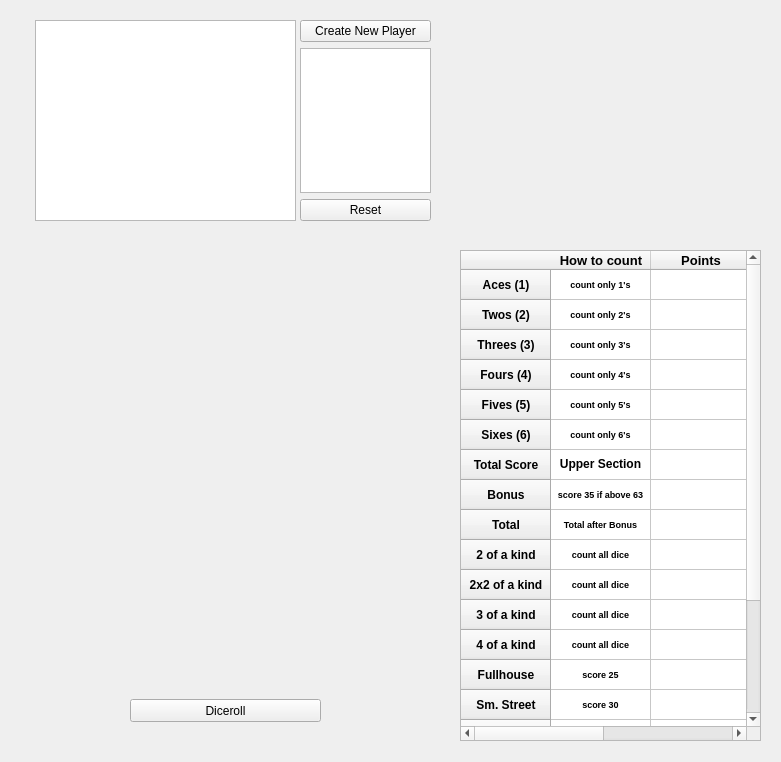
MoVo01/Kniffel, file GUI.ui: the form before one commit.
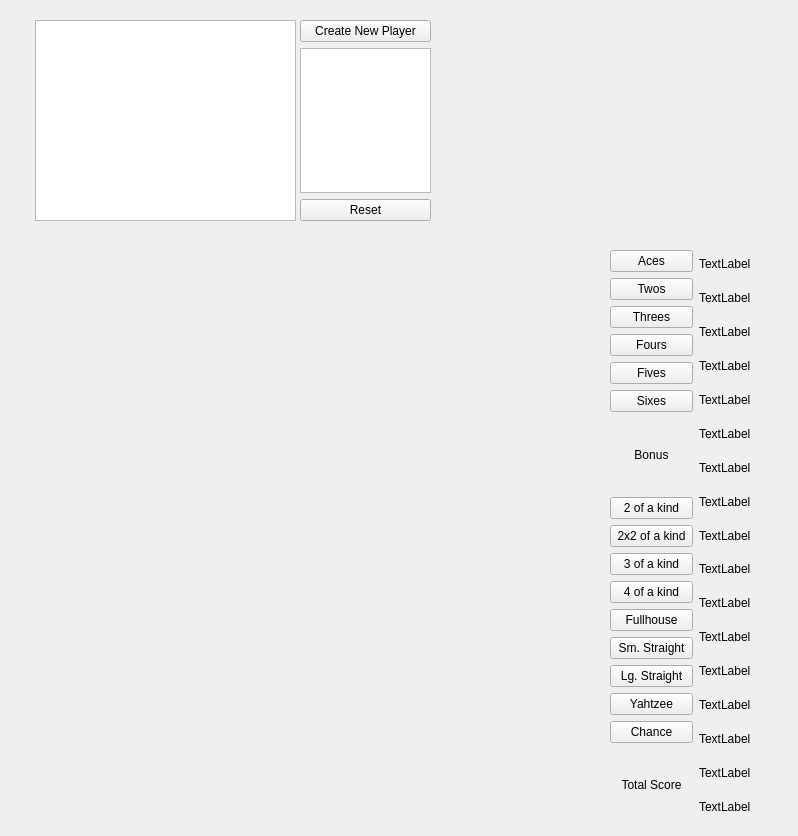
The form after the commit.

Patch:
```diff
--- a/GUI.ui
+++ b/GUI.ui
@@ -6,8 +6,8 @@
    <rect>
     <x>0</x>
     <y>0</y>
-    <width>781</width>
-    <height>762</height>
+    <width>798</width>
+    <height>836</height>
    </rect>
   </property>
   <property name="windowTitle">
@@ -94,8 +94,8 @@
     <rect>
      <x>20</x>
      <y>240</y>
-     <width>751</width>
-     <height>511</height>
+     <width>771</width>
+     <height>591</height>
     </rect>
    </property>
    <widget class="QWidget" name="Dice" native="true">
@@ -103,662 +103,274 @@
      <rect>
       <x>10</x>
       <y>10</y>
-      <width>421</width>
-      <height>491</height>
+      <width>571</width>
+      <height>571</height>
      </rect>
     </property>
-    <widget class="QWidget" name="FreeDice" native="true">
-     <property name="geometry">
-      <rect>
-       <x>10</x>
-       <y>149</y>
-       <width>401</width>
-       <height>331</height>
-      </rect>
-     </property>
-     <widget class="QPushButton" name="Diceroll">
-      <property name="geometry">
-       <rect>
-        <x>90</x>
-        <y>300</y>
-        <width>191</width>
-        <height>23</height>
-       </rect>
-      </property>
-      <property name="text">
-       <string>Diceroll</string>
-      </property>
-     </widget>
-    </widget>
-    <widget class="QWidget" name="PickedDice" native="true">
+   </widget>
+   <widget class="QWidget" name="">
      <property name="geometry">
       <rect>
-       <x>9</x>
+      <x>590</x>
        <y>10</y>
-       <width>401</width>
-       <height>131</height>
-      </rect>
-     </property>
-    </widget>
-   </widget>
-   <widget class="QTableWidget" name="Points">
-    <property name="geometry">
-     <rect>
-      <x>440</x>
-      <y>10</y>
-      <width>301</width>
-      <height>491</height>
-     </rect>
-    </property>
-    <row>
+      <width>171</width>
+      <height>571</height>
+     </rect>
+    </property>
+    <layout class="QHBoxLayout" name="horizontalLayout">
+     <item>
+      <layout class="QVBoxLayout" name="verticalLayout_2">
+       <item>
+        <widget class="QPushButton" name="pushButton">
      <property name="text">
-      <string>Aces (1)</string>
-     </property>
-     <property name="font">
-      <font>
-       <weight>75</weight>
-       <bold>true</bold>
-      </font>
-     </property>
-     <property name="textAlignment">
-      <set>AlignCenter</set>
-     </property>
-    </row>
-    <row>
+          <string>Aces</string>
+         </property>
+        </widget>
+       </item>
+       <item>
+        <widget class="QPushButton" name="pushButton_2">
      <property name="text">
-      <string>Twos (2)</string>
-     </property>
-     <property name="font">
-      <font>
-       <weight>75</weight>
-       <bold>true</bold>
-      </font>
-     </property>
-     <property name="textAlignment">
-      <set>AlignCenter</set>
-     </property>
-    </row>
-    <row>
+          <string>Twos</string>
+         </property>
+        </widget>
+       </item>
+       <item>
+        <widget class="QPushButton" name="pushButton_3">
      <property name="text">
-      <string>Threes (3)</string>
-     </property>
-     <property name="font">
-      <font>
-       <weight>75</weight>
-       <bold>true</bold>
-      </font>
-     </property>
-     <property name="textAlignment">
-      <set>AlignCenter</set>
-     </property>
-    </row>
-    <row>
+          <string>Threes</string>
+         </property>
+        </widget>
+       </item>
+       <item>
+        <widget class="QPushButton" name="pushButton_4">
      <property name="text">
-      <string>Fours (4)</string>
-     </property>
-     <property name="font">
-      <font>
-       <weight>75</weight>
-       <bold>true</bold>
-      </font>
-     </property>
-     <property name="textAlignment">
-      <set>AlignCenter</set>
-     </property>
-    </row>
-    <row>
+          <string>Fours</string>
+         </property>
+        </widget>
+       </item>
+       <item>
+        <widget class="QPushButton" name="pushButton_5">
      <property name="text">
-      <string>Fives (5)</string>
-     </property>
-     <property name="font">
-      <font>
-       <weight>75</weight>
-       <bold>true</bold>
-      </font>
-     </property>
-     <property name="textAlignment">
-      <set>AlignCenter</set>
-     </property>
-    </row>
-    <row>
+          <string>Fives</string>
+         </property>
+        </widget>
+       </item>
+       <item>
+        <widget class="QPushButton" name="pushButton_6">
      <property name="text">
-      <string>Sixes (6)</string>
-     </property>
-     <property name="font">
-      <font>
-       <weight>75</weight>
-       <bold>true</bold>
-      </font>
-     </property>
-     <property name="textAlignment">
-      <set>AlignCenter</set>
-     </property>
-    </row>
-    <row>
-     <property name="text">
-      <string>Total Score</string>
-     </property>
-     <property name="font">
-      <font>
-       <weight>75</weight>
-       <bold>true</bold>
-      </font>
-     </property>
-     <property name="textAlignment">
-      <set>AlignCenter</set>
-     </property>
-    </row>
-    <row>
+          <string>Sixes</string>
+         </property>
+        </widget>
+       </item>
+       <item>
+        <widget class="QLabel" name="label_3">
      <property name="text">
       <string>Bonus</string>
      </property>
-     <property name="font">
-      <font>
-       <weight>75</weight>
-       <bold>true</bold>
-      </font>
-     </property>
-     <property name="textAlignment">
-      <set>AlignCenter</set>
-     </property>
-    </row>
-    <row>
-     <property name="text">
-      <string>Total</string>
-     </property>
-     <property name="font">
-      <font>
-       <weight>75</weight>
-       <bold>true</bold>
-      </font>
-     </property>
-     <property name="textAlignment">
-      <set>AlignCenter</set>
-     </property>
-    </row>
-    <row>
+         <property name="alignment">
+          <set>Qt::AlignCenter</set>
+         </property>
+        </widget>
+       </item>
+       <item>
+        <widget class="QPushButton" name="pushButton_7">
      <property name="text">
       <string>2 of a kind</string>
      </property>
-     <property name="font">
-      <font>
-       <weight>75</weight>
-       <bold>true</bold>
-      </font>
-     </property>
-     <property name="textAlignment">
-      <set>AlignCenter</set>
-     </property>
-    </row>
-    <row>
+        </widget>
+       </item>
+       <item>
+        <widget class="QPushButton" name="pushButton_8">
      <property name="text">
       <string>2x2 of a kind</string>
      </property>
-     <property name="font">
-      <font>
-       <weight>75</weight>
-       <bold>true</bold>
-      </font>
-     </property>
-     <property name="textAlignment">
-      <set>AlignCenter</set>
-     </property>
-    </row>
-    <row>
+        </widget>
+       </item>
+       <item>
+        <widget class="QPushButton" name="pushButton_9">
      <property name="text">
       <string>3 of a kind</string>
      </property>
-     <property name="font">
-      <font>
-       <weight>75</weight>
-       <bold>true</bold>
-      </font>
-     </property>
-     <property name="textAlignment">
-      <set>AlignCenter</set>
-     </property>
-    </row>
-    <row>
+        </widget>
+       </item>
+       <item>
+        <widget class="QPushButton" name="pushButton_10">
      <property name="text">
       <string>4 of a kind</string>
      </property>
-     <property name="font">
-      <font>
-       <weight>75</weight>
-       <bold>true</bold>
-      </font>
-     </property>
-     <property name="textAlignment">
-      <set>AlignCenter</set>
-     </property>
-    </row>
-    <row>
+        </widget>
+       </item>
+       <item>
+        <widget class="QPushButton" name="pushButton_11">
      <property name="text">
       <string>Fullhouse</string>
      </property>
-     <property name="font">
-      <font>
-       <weight>75</weight>
-       <bold>true</bold>
-      </font>
-     </property>
-     <property name="textAlignment">
-      <set>AlignCenter</set>
-     </property>
-    </row>
-    <row>
+        </widget>
+       </item>
+       <item>
+        <widget class="QPushButton" name="pushButton_12">
      <property name="text">
-      <string>Sm. Street</string>
-     </property>
-     <property name="font">
-      <font>
-       <weight>75</weight>
-       <bold>true</bold>
-      </font>
-     </property>
-     <property name="textAlignment">
-      <set>AlignCenter</set>
-     </property>
-    </row>
-    <row>
+          <string>Sm. Straight</string>
+         </property>
+        </widget>
+       </item>
+       <item>
+        <widget class="QPushButton" name="pushButton_13">
      <property name="text">
       <string>Lg. Straight</string>
      </property>
-     <property name="font">
-      <font>
-       <weight>75</weight>
-       <bold>true</bold>
-      </font>
-     </property>
-     <property name="textAlignment">
-      <set>AlignCenter</set>
-     </property>
-    </row>
-    <row>
+        </widget>
+       </item>
+       <item>
+        <widget class="QPushButton" name="pushButton_14">
      <property name="text">
       <string>Yahtzee</string>
      </property>
-     <property name="font">
-      <font>
-       <weight>75</weight>
-       <bold>true</bold>
-      </font>
-     </property>
-     <property name="textAlignment">
-      <set>AlignCenter</set>
-     </property>
-    </row>
-    <row>
+        </widget>
+       </item>
+       <item>
+        <widget class="QPushButton" name="pushButton_15">
      <property name="text">
       <string>Chance</string>
      </property>
-     <property name="font">
-      <font>
-       <weight>75</weight>
-       <bold>true</bold>
-      </font>
-     </property>
-     <property name="textAlignment">
-      <set>AlignCenter</set>
-     </property>
-    </row>
-    <row>
-     <property name="text">
-      <string>Bonus Yathzee</string>
-     </property>
-     <property name="font">
-      <font>
-       <weight>75</weight>
-       <bold>true</bold>
-      </font>
-     </property>
-     <property name="textAlignment">
-      <set>AlignCenter</set>
-     </property>
-    </row>
-    <row>
-     <property name="text">
-      <string>Total</string>
-     </property>
-     <property name="font">
-      <font>
-       <weight>75</weight>
-       <bold>true</bold>
-      </font>
-     </property>
-     <property name="textAlignment">
-      <set>AlignCenter</set>
-     </property>
-    </row>
-    <column>
-     <property name="text">
-      <string>How to count</string>
-     </property>
-     <property name="font">
-      <font>
-       <pointsize>10</pointsize>
-       <weight>75</weight>
-       <bold>true</bold>
-      </font>
-     </property>
-     <property name="textAlignment">
-      <set>AlignCenter</set>
-     </property>
-    </column>
-    <column>
-     <property name="text">
-      <string>Points</string>
-     </property>
-     <property name="font">
-      <font>
-       <pointsize>10</pointsize>
-       <weight>75</weight>
-       <bold>true</bold>
-      </font>
-     </property>
-     <property name="textAlignment">
-      <set>AlignCenter</set>
-     </property>
-    </column>
-    <item row="0" column="0">
-     <property name="text">
-      <string>count only 1's</string>
-     </property>
-     <property name="font">
-      <font>
-       <pointsize>7</pointsize>
-       <weight>75</weight>
-       <bold>true</bold>
-      </font>
-     </property>
-     <property name="textAlignment">
-      <set>AlignCenter</set>
-     </property>
-    </item>
-    <item row="1" column="0">
+        </widget>
+       </item>
+       <item>
+        <widget class="QLabel" name="label_5">
      <property name="text">
-      <string>count only 2's</string>
-     </property>
-     <property name="font">
-      <font>
-       <pointsize>7</pointsize>
-       <weight>75</weight>
-       <bold>true</bold>
-      </font>
-     </property>
-     <property name="textAlignment">
-      <set>AlignCenter</set>
-     </property>
-    </item>
-    <item row="2" column="0">
-     <property name="text">
-      <string>count only 3's</string>
-     </property>
-     <property name="font">
-      <font>
-       <pointsize>7</pointsize>
-       <weight>75</weight>
-       <bold>true</bold>
-      </font>
-     </property>
-     <property name="textAlignment">
-      <set>AlignCenter</set>
-     </property>
-    </item>
-    <item row="3" column="0">
+          <string>Total Score</string>
+         </property>
+         <property name="alignment">
+          <set>Qt::AlignCenter</set>
+         </property>
+        </widget>
+       </item>
+      </layout>
+     </item>
+     <item>
+      <layout class="QVBoxLayout" name="verticalLayout_3">
+       <item>
+        <widget class="QLabel" name="label">
      <property name="text">
-      <string>count only 4's</string>
-     </property>
-     <property name="font">
-      <font>
-       <pointsize>7</pointsize>
-       <weight>75</weight>
-       <bold>true</bold>
-      </font>
-     </property>
-     <property name="textAlignment">
-      <set>AlignCenter</set>
-     </property>
-    </item>
-    <item row="4" column="0">
+          <string>TextLabel</string>
+         </property>
+        </widget>
+       </item>
+       <item>
+        <widget class="QLabel" name="label_2">
      <property name="text">
-      <string>count only 5's</string>
-     </property>
-     <property name="font">
-      <font>
-       <pointsize>7</pointsize>
-       <weight>75</weight>
-       <bold>true</bold>
-      </font>
-     </property>
-     <property name="textAlignment">
-      <set>AlignCenter</set>
-     </property>
-    </item>
-    <item row="5" column="0">
+          <string>TextLabel</string>
+         </property>
+        </widget>
+       </item>
+       <item>
+        <widget class="QLabel" name="label_19">
      <property name="text">
-      <string>count only 6's</string>
-     </property>
-     <property name="font">
-      <font>
-       <pointsize>7</pointsize>
-       <weight>75</weight>
-       <bold>true</bold>
-      </font>
-     </property>
-     <property name="textAlignment">
-      <set>AlignCenter</set>
-     </property>
-    </item>
-    <item row="6" column="0">
+          <string>TextLabel</string>
+         </property>
+        </widget>
+       </item>
+       <item>
+        <widget class="QLabel" name="label_18">
      <property name="text">
-      <string>Upper Section</string>
-     </property>
-     <property name="font">
-      <font>
-       <pointsize>9</pointsize>
-       <weight>75</weight>
-       <bold>true</bold>
-      </font>
-     </property>
-     <property name="textAlignment">
-      <set>AlignCenter</set>
-     </property>
-    </item>
-    <item row="7" column="0">
+          <string>TextLabel</string>
+         </property>
+        </widget>
+       </item>
+       <item>
+        <widget class="QLabel" name="label_17">
      <property name="text">
-      <string>score 35 if above 63</string>
-     </property>
-     <property name="font">
-      <font>
-       <pointsize>7</pointsize>
-       <weight>75</weight>
-       <bold>true</bold>
-      </font>
-     </property>
-     <property name="textAlignment">
-      <set>AlignCenter</set>
-     </property>
-    </item>
-    <item row="8" column="0">
+          <string>TextLabel</string>
+         </property>
+        </widget>
+       </item>
+       <item>
+        <widget class="QLabel" name="label_16">
      <property name="text">
-      <string>Total after Bonus</string>
-     </property>
-     <property name="font">
-      <font>
-       <pointsize>7</pointsize>
-       <weight>75</weight>
-       <bold>true</bold>
-      </font>
-     </property>
-     <property name="textAlignment">
-      <set>AlignCenter</set>
-     </property>
-    </item>
-    <item row="9" column="0">
+          <string>TextLabel</string>
+         </property>
+        </widget>
+       </item>
+       <item>
+        <widget class="QLabel" name="label_4">
      <property name="text">
-      <string>count all dice</string>
-     </property>
-     <property name="font">
-      <font>
-       <pointsize>7</pointsize>
-       <weight>75</weight>
-       <bold>true</bold>
-      </font>
-     </property>
-     <property name="textAlignment">
-      <set>AlignCenter</set>
-     </property>
-    </item>
-    <item row="10" column="0">
+          <string>TextLabel</string>
+         </property>
+        </widget>
+       </item>
+       <item>
+        <widget class="QLabel" name="label_7">
      <property name="text">
-      <string>count all dice</string>
-     </property>
-     <property name="font">
-      <font>
-       <pointsize>7</pointsize>
-       <weight>75</weight>
-       <bold>true</bold>
-      </font>
-     </property>
-     <property name="textAlignment">
-      <set>AlignCenter</set>
-     </property>
-    </item>
-    <item row="11" column="0">
+          <string>TextLabel</string>
+         </property>
+        </widget>
+       </item>
+       <item>
+        <widget class="QLabel" name="label_8">
      <property name="text">
-      <string>count all dice</string>
-     </property>
-     <property name="font">
-      <font>
-       <pointsize>7</pointsize>
-       <weight>75</weight>
-       <bold>true</bold>
-      </font>
-     </property>
-     <property name="textAlignment">
-      <set>AlignCenter</set>
-     </property>
-    </item>
-    <item row="12" column="0">
+          <string>TextLabel</string>
+         </property>
+        </widget>
+       </item>
+       <item>
+        <widget class="QLabel" name="label_9">
      <property name="text">
-      <string>count all dice</string>
-     </property>
-     <property name="font">
-      <font>
-       <pointsize>7</pointsize>
-       <weight>75</weight>
-       <bold>true</bold>
-      </font>
-     </property>
-     <property name="textAlignment">
-      <set>AlignCenter</set>
-     </property>
-    </item>
-    <item row="13" column="0">
+          <string>TextLabel</string>
+         </property>
+        </widget>
+       </item>
+       <item>
+        <widget class="QLabel" name="label_10">
      <property name="text">
-      <string>score 25</string>
-     </property>
-     <property name="font">
-      <font>
-       <pointsize>7</pointsize>
-       <weight>75</weight>
-       <bold>true</bold>
-      </font>
-     </property>
-     <property name="textAlignment">
-      <set>AlignCenter</set>
-     </property>
-    </item>
-    <item row="14" column="0">
+          <string>TextLabel</string>
+         </property>
+        </widget>
+       </item>
+       <item>
+        <widget class="QLabel" name="label_11">
      <property name="text">
-      <string>score 30</string>
-     </property>
-     <property name="font">
-      <font>
-       <pointsize>7</pointsize>
-       <weight>75</weight>
-       <bold>true</bold>
-      </font>
-     </property>
-     <property name="textAlignment">
-      <set>AlignCenter</set>
-     </property>
-    </item>
-    <item row="15" column="0">
+          <string>TextLabel</string>
+         </property>
+        </widget>
+       </item>
+       <item>
+        <widget class="QLabel" name="label_12">
      <property name="text">
-      <string>score 40</string>
-     </property>
-     <property name="font">
-      <font>
-       <pointsize>7</pointsize>
-       <weight>75</weight>
-       <bold>true</bold>
-      </font>
-     </property>
-     <property name="textAlignment">
-      <set>AlignCenter</set>
-     </property>
-    </item>
-    <item row="16" column="0">
+          <string>TextLabel</string>
+         </property>
+        </widget>
+       </item>
+       <item>
+        <widget class="QLabel" name="label_13">
      <property name="text">
-      <string>score 50</string>
-     </property>
-     <property name="font">
-      <font>
-       <pointsize>7</pointsize>
-       <weight>75</weight>
-       <bold>true</bold>
-      </font>
-     </property>
-     <property name="textAlignment">
-      <set>AlignCenter</set>
-     </property>
-    </item>
-    <item row="17" column="0">
+          <string>TextLabel</string>
+         </property>
+        </widget>
+       </item>
+       <item>
+        <widget class="QLabel" name="label_14">
      <property name="text">
-      <string>count all dice</string>
-     </property>
-     <property name="font">
-      <font>
-       <pointsize>7</pointsize>
-       <weight>75</weight>
-       <bold>true</bold>
-      </font>
-     </property>
-     <property name="textAlignment">
-      <set>AlignCenter</set>
-     </property>
-    </item>
-    <item row="18" column="0">
+          <string>TextLabel</string>
+         </property>
+        </widget>
+       </item>
+       <item>
+        <widget class="QLabel" name="label_15">
      <property name="text">
-      <string>score 100 for every other Yahtzee</string>
-     </property>
-     <property name="font">
-      <font>
-       <pointsize>7</pointsize>
-       <weight>75</weight>
-       <bold>true</bold>
-      </font>
-     </property>
-     <property name="textAlignment">
-      <set>AlignCenter</set>
-     </property>
-    </item>
-    <item row="19" column="0">
+          <string>TextLabel</string>
+         </property>
+        </widget>
+       </item>
+       <item>
+        <widget class="QLabel" name="label_6">
      <property name="text">
-      <string> Complete Game</string>
-     </property>
-     <property name="font">
-      <font>
-       <weight>75</weight>
-       <bold>true</bold>
-      </font>
-     </property>
-     <property name="textAlignment">
-      <set>AlignCenter</set>
-     </property>
-    </item>
+          <string>TextLabel</string>
+         </property>
+        </widget>
+       </item>
+      </layout>
+     </item>
+    </layout>
    </widget>
   </widget>
  </widget>
```
Left out of the diff: 6 changed lines with no effect on the pictures. Lines whose indentation alone changed are shown as unchanged.
